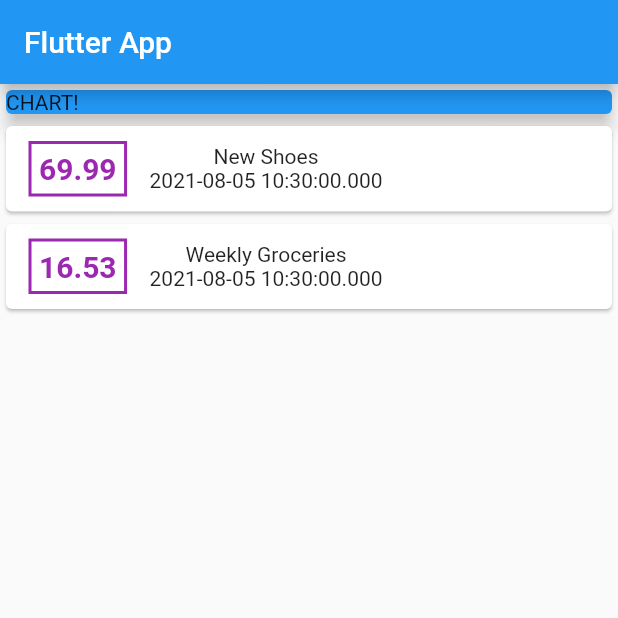
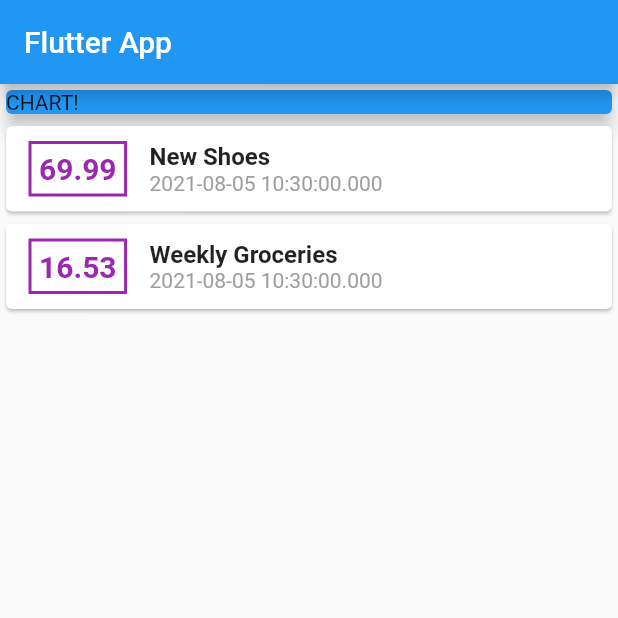
Before and after one commit to ExpertKiD/flutter_complete_guide, a Flutter app: the screen it shows after launch, on a phone screen of 412 x 824 dp, the top half of it. Run offline on Flutter 3.47's test engine with Material 2 defaults, Android fonts, the phone set to English and light mode, and no system bars.

Commit message:
Add style for tx title and tx date as assignment

```diff
--- a/lib/main.dart
+++ b/lib/main.dart
@@ -1,3 +1,4 @@
+import 'package:flutter/cupertino.dart';
 import 'package:flutter/material.dart';
 
 import './transaction.dart';
@@ -70,9 +71,22 @@ class MyHomePage extends StatelessWidget {
                       ),
                     ),
                     Column(
+                      crossAxisAlignment: CrossAxisAlignment.start,
                       children: <Widget>[
-                        Text(tx.title),
-                        Text(tx.date.toString()),
+                        Text(
+                          tx.title,
+                          textAlign: TextAlign.left,
+                          style: TextStyle(
+                            fontSize: 16,
+                            fontWeight: FontWeight.bold,
+                          ),
+                        ),
+                        Text(
+                          tx.date.toString(),
+                          style: TextStyle(
+                            color: Colors.grey,
+                          ),
+                        ),
                       ],
                     ),
                   ],
```
